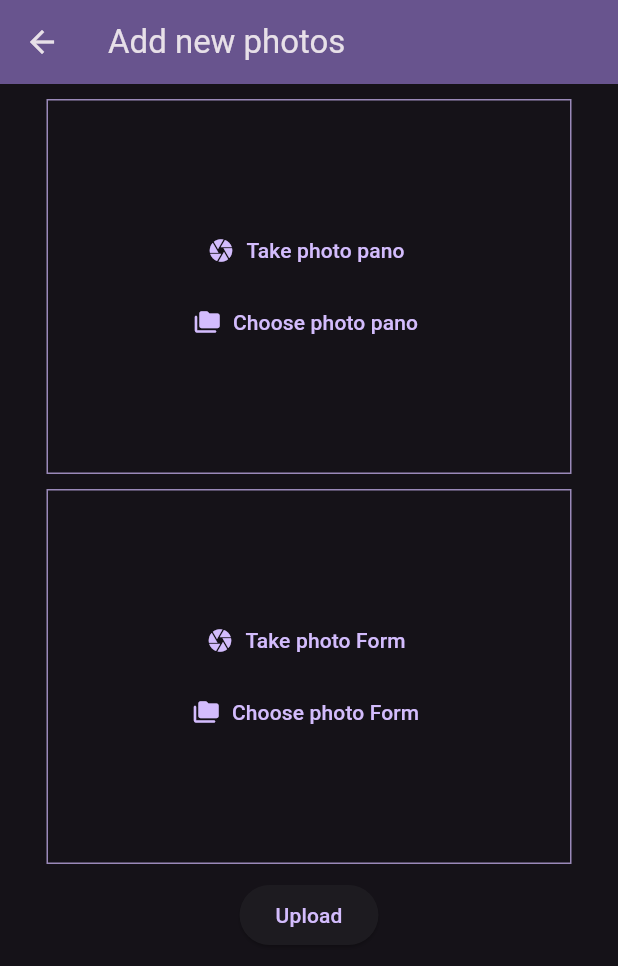
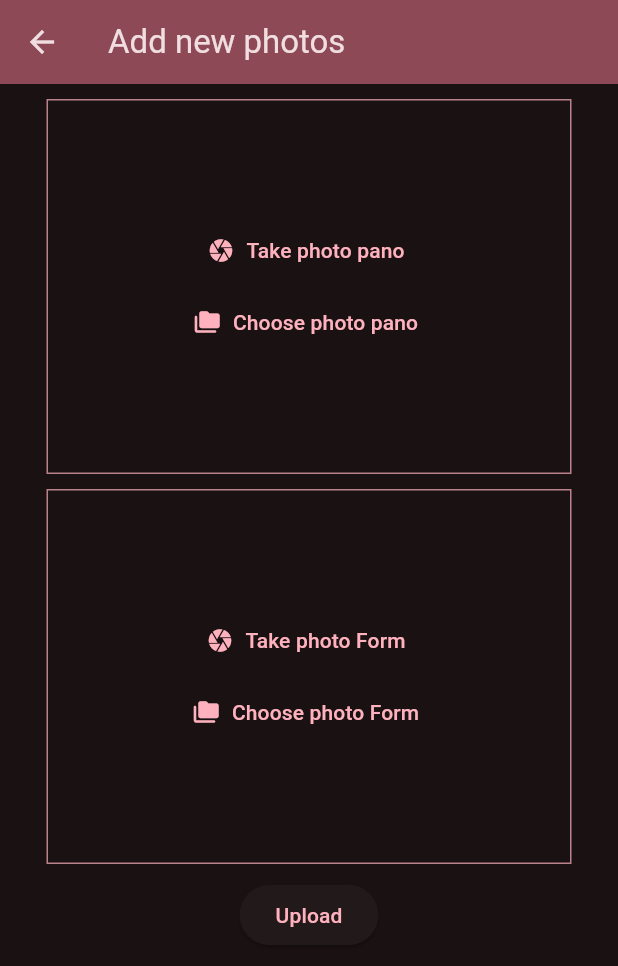
Before and after one commit to Inovisao/modelo_flutter_app, a Flutter app: the screen it shows after launch, after a tap on "Login com Google", after a tap on the "add photo alternate" icon, on a phone screen of 412 x 824 dp. Shown: the top 966 px of the screen. Run offline on Flutter 3.47's test engine with Material 3 defaults, Android fonts, the phone set to English and light mode, and no system bars; our stand-ins replace flutter_riverpod, image_picker, sqflite; accounts and stored records are empty.

Commit message:
Changed AppBar to pink for contrast with logo

```diff
--- a/lib/main.dart
+++ b/lib/main.dart
@@ -20,7 +20,7 @@ class MyApp extends StatelessWidget {
       title: 'App Skeleton',
       theme: ThemeData(
         colorScheme: ColorScheme.fromSeed(
-          seedColor: Colors.deepPurple,
+          seedColor: Colors.pink,
           brightness: Brightness.dark,
         ),
       ),
--- a/lib/screens/images.dart
+++ b/lib/screens/images.dart
@@ -14,7 +14,6 @@ class PhotoScreen extends StatefulWidget {
 class _PhotoScreenState extends State<PhotoScreen> {
   @override
   Widget build(BuildContext context) {
-
     void _onLogoutTap() async {
       Navigator.of(context).pop();
       await Navigator.of(context).push(
@@ -26,6 +25,8 @@ class _PhotoScreenState extends State<PhotoScreen> {
 
     return Scaffold(
       appBar: AppBar(
+        leading: const Image(
+            image: AssetImage('assets/images/logo-alta-resolucao.png')),
         title: const Text('Picture Queue'),
         backgroundColor: Theme.of(context).colorScheme.inversePrimary,
         actions: [
```
Lines whose indentation alone changed are shown as unchanged.
